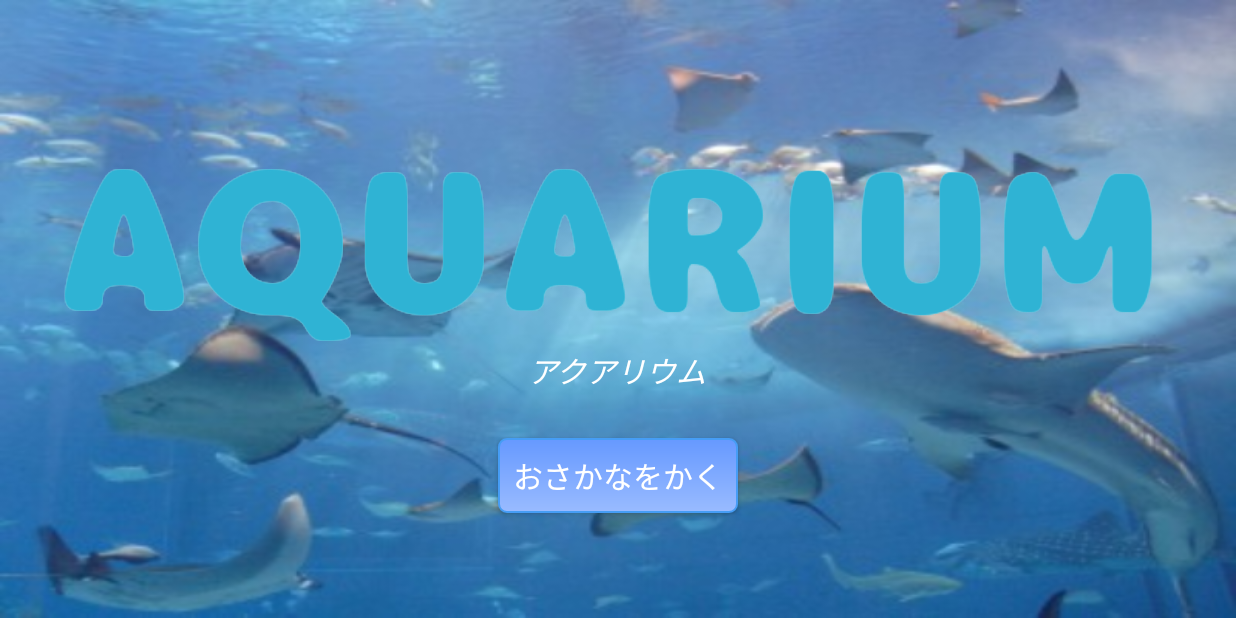
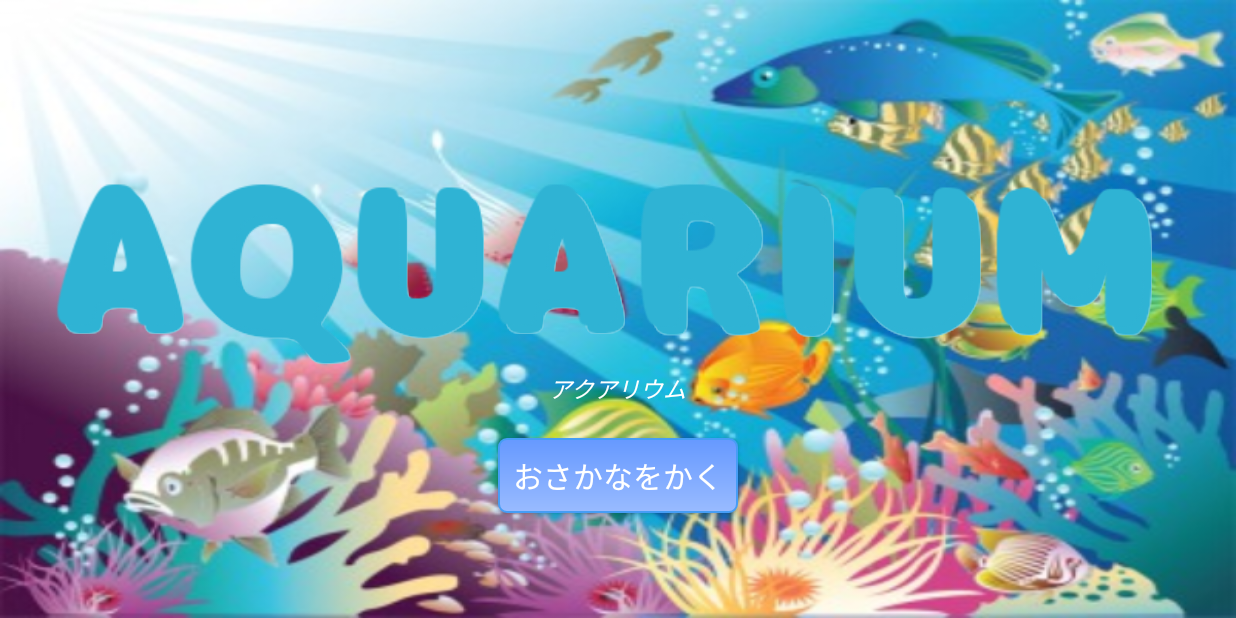
Before and after one commit to tsutsuis/Aquarium, an Android app: the screen it shows after launch (MainActivity), on a phone screen of 824 x 412 dp (held sideways). Run offline under Robolectric (Android 15) with nearby library versions, the phone set to English and light mode, and no system bars.

Commit message:
背景画像を変更

```diff
--- a/AquariumApplication/app/src/main/res/layout/activity_drawfish.xml
+++ b/AquariumApplication/app/src/main/res/layout/activity_drawfish.xml
@@ -8,7 +8,7 @@
     android:paddingBottom="@dimen/activity_vertical_margin"
     tools:context=".MainActivity"
     android:id="@+id/container"
-    android:background="@drawable/sea2">
+    android:background="@drawable/ocean2">
 
     <view
         android:layout_width="wrap_content"
--- a/AquariumApplication/app/src/main/res/layout/activity_start.xml
+++ b/AquariumApplication/app/src/main/res/layout/activity_start.xml
@@ -5,16 +5,16 @@
     android:transitionGroup="false"
     tools:context=".MainActivity"
     android:id="@+id/startlayout"
-    android:gravity="center">
+    android:gravity="center"
+    android:background="@drawable/ocean1">
 
     <view
-        android:layout_width="wrap_content"
-        android:layout_height="wrap_content"
+        android:layout_width="fill_parent"
+        android:layout_height="fill_parent"
         class="aw.aquariumapplication.StartView"
         android:id="@+id/startview"
         android:layout_alignParentLeft="true"
         android:layout_alignParentStart="true"
-        android:background="@drawable/sea1"
         android:layout_alignParentTop="true"
         android:layout_alignParentBottom="true" />
 
@@ -38,14 +38,11 @@
         android:layout_height="wrap_content"
         android:text="@string/start_title"
         android:id="@+id/titleSub"
+        android:textColor="#FFFFFF"
+        android:textSize="15dp"
+        android:textStyle="italic"
         android:layout_below="@+id/titlewhite"
-        android:layout_alignBottom="@+id/titleBlue"
-        android:layout_alignLeft="@+id/startbutton"
-        android:layout_alignStart="@+id/startbutton"
-        android:textColor="#FFFFFF"
-        android:textSize="20dp"
-        android:layout_marginLeft="20dp"
-        android:textStyle="italic" />
+        android:layout_centerHorizontal="true" />
 
     <ImageView
         android:layout_width="wrap_content"
@@ -54,7 +51,9 @@
         android:src="@drawable/white_title"
         android:foreground="@drawable/blue_title"
         android:layout_alignTop="@+id/titleBlue"
-        android:layout_centerHorizontal="true" />
+        android:layout_centerHorizontal="true"
+        android:layout_marginTop="5dp"
+        android:layout_marginLeft="10dp" />
 
     <ImageView
         android:layout_width="match_parent"
@@ -65,6 +64,6 @@
         android:layout_alignParentLeft="false"
         android:layout_alignParentStart="true"
         android:paddingBottom="50dp"
-        android:layout_margin="10dp" />
+        android:layout_marginRight="10dp" />
 
 </RelativeLayout>
```
Also changed, not shown: AquariumApplication/app/src/main/res/layout/activity_swimfish.xml (+14 -7 lines), AquariumApplication/app/src/main/res/drawable/ocean1.jpg (added), AquariumApplication/app/src/main/res/drawable/ocean2.jpg (added), AquariumApplication/app/src/main/res/drawable/ocean3.jpg (added), AquariumApplication/app/src/main/res/drawable/sea1.jpg (deleted), AquariumApplication/app/src/main/res/drawable/sea2.jpg (deleted), AquariumApplication/app/src/main/res/drawable/sea3.jpg (deleted).
